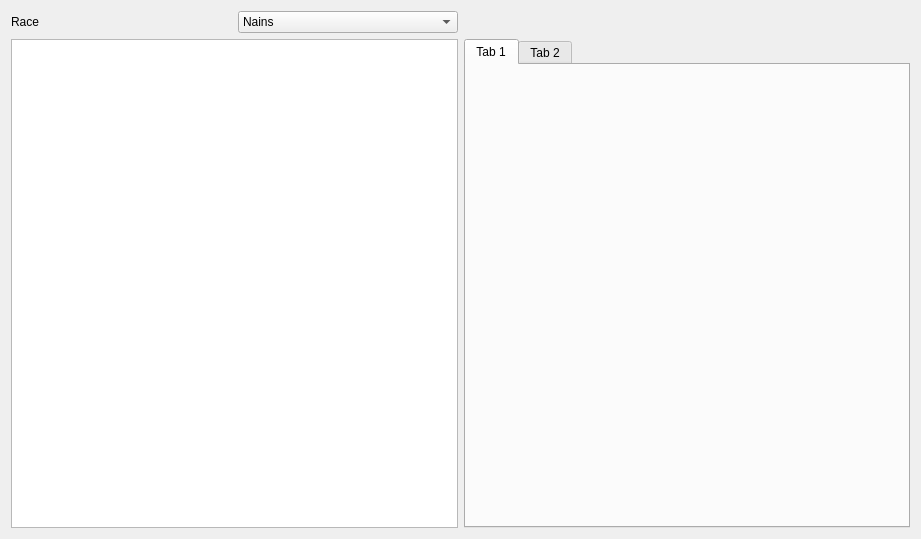
This is Lecture_BDD/LectureProfile.ui in brock37/Mordheim as Qt 5 draws it before an edit. The edited form follows.
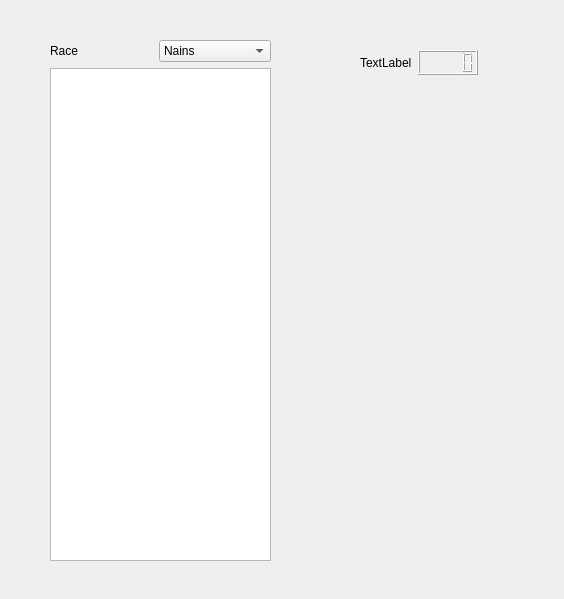
This is the edited form.

Commit message:
Travail sur la lecture d'un profile
Lecture du prix dans la base de données, le resultats et afficher sur le
LCD

Diff of the .ui file:
```diff
--- a/Lecture_BDD/LectureProfile.ui
+++ b/Lecture_BDD/LectureProfile.ui
@@ -6,15 +6,46 @@
    <rect>
     <x>0</x>
     <y>0</y>
-    <width>921</width>
-    <height>539</height>
+    <width>564</width>
+    <height>599</height>
    </rect>
   </property>
   <property name="windowTitle">
    <string>Form</string>
   </property>
-  <layout class="QGridLayout" name="gridLayout">
-   <item row="0" column="0">
+  <widget class="QWidget" name="horizontalLayoutWidget">
+   <property name="geometry">
+    <rect>
+     <x>360</x>
+     <y>50</y>
+     <width>118</width>
+     <height>25</height>
+    </rect>
+   </property>
+   <layout class="QHBoxLayout" name="horizontalLayout_2">
+    <item>
+     <widget class="QLabel" name="label_2">
+      <property name="text">
+       <string>TextLabel</string>
+      </property>
+     </widget>
+    </item>
+    <item>
+     <widget class="QLCDNumber" name="lcdNumber"/>
+    </item>
+   </layout>
+  </widget>
+  <widget class="QWidget" name="verticalLayoutWidget">
+   <property name="geometry">
+    <rect>
+     <x>50</x>
+     <y>40</y>
+     <width>221</width>
+     <height>521</height>
+    </rect>
+   </property>
+   <layout class="QVBoxLayout" name="verticalLayout">
+    <item>
     <layout class="QHBoxLayout" name="horizontalLayout">
      <item>
       <widget class="QLabel" name="label">
@@ -49,27 +80,11 @@
      </item>
     </layout>
    </item>
-   <item row="1" column="0">
+    <item>
     <widget class="QTreeView" name="treeView"/>
    </item>
-   <item row="1" column="1">
-    <widget class="QTabWidget" name="tabWidget">
-     <property name="currentIndex">
-      <number>0</number>
-     </property>
-     <widget class="QWidget" name="tab">
-      <attribute name="title">
-       <string>Tab 1</string>
-      </attribute>
-     </widget>
-     <widget class="QWidget" name="tab_2">
-      <attribute name="title">
-       <string>Tab 2</string>
-      </attribute>
-     </widget>
-    </widget>
-   </item>
-  </layout>
+   </layout>
+  </widget>
  </widget>
  <resources/>
  <connections/>
```
Lines whose indentation alone changed are shown as unchanged. The commit also changes 15 other files.
